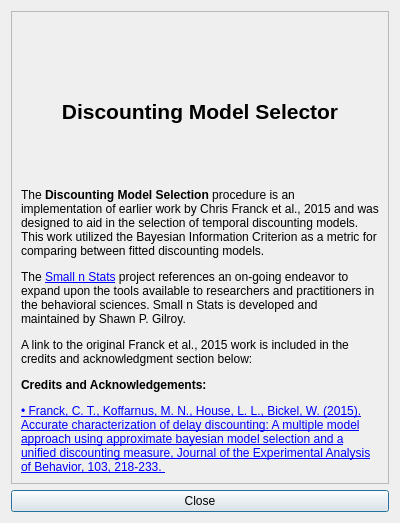
The window that creditsdialog.ui (miyamot0/DemandCalculatorQT) describes before a commit, drawn with Qt 5.
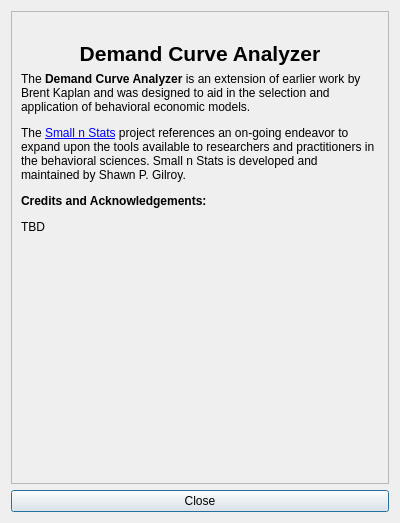
The same window after the commit. Icons and pictures are not drawn.

What changed in the file:
```diff
--- a/creditsdialog.ui
+++ b/creditsdialog.ui
@@ -27,8 +27,8 @@
        <rect>
         <x>0</x>
         <y>0</y>
-        <width>363</width>
-        <height>541</height>
+        <width>380</width>
+        <height>473</height>
        </rect>
       </property>
       <layout class="QVBoxLayout" name="verticalLayout_2">
@@ -58,7 +58,7 @@
        <item>
         <widget class="QLabel" name="label_4">
          <property name="text">
-          <string>&lt;html&gt;&lt;head/&gt;&lt;body&gt;&lt;p&gt;&lt;span style=&quot; font-size:16pt; font-weight:600;&quot;&gt;Discounting Model Selector&lt;/span&gt;&lt;/p&gt;&lt;/body&gt;&lt;/html&gt;</string>
+          <string>&lt;html&gt;&lt;head/&gt;&lt;body&gt;&lt;p&gt;&lt;span style=&quot; font-size:16pt; font-weight:600;&quot;&gt;Demand Curve Analyzer&lt;/span&gt;&lt;/p&gt;&lt;/body&gt;&lt;/html&gt;</string>
          </property>
          <property name="alignment">
           <set>Qt::AlignCenter</set>
@@ -74,13 +74,26 @@
        <item>
         <widget class="QLabel" name="label_2">
          <property name="text">
-          <string>&lt;html&gt;&lt;head/&gt;&lt;body&gt;&lt;p&gt;The &lt;span style=&quot; font-weight:600;&quot;&gt;Discounting Model Selection&lt;/span&gt; procedure is an implementation of earlier work by Chris Franck et al., 2015 and was designed to aid in the selection of temporal discounting models. This work utilized the Bayesian Information Criterion as a metric for comparing between fitted discounting models.&lt;/p&gt;&lt;p&gt;The &lt;a href=&quot;http://www.smallnstats.com&quot;&gt;&lt;span style=&quot; text-decoration: underline; color:#0000ff;&quot;&gt;Small n Stats&lt;/span&gt;&lt;/a&gt; project references an on-going endeavor to expand upon the tools available to researchers and practitioners in the behavioral sciences. Small n Stats is developed and maintained by Shawn P. Gilroy.&lt;/p&gt;&lt;p&gt;A link to the original Franck et al., 2015 work is included in the credits and acknowledgment section below:&lt;/p&gt;&lt;p&gt;&lt;span style=&quot; font-weight:600;&quot;&gt;Credits and Acknowledgements:&lt;/span&gt;&lt;/p&gt;&lt;p&gt;&lt;a href=&quot;http://onlinelibrary.wiley.com/doi/10.1002/jeab.128/abstract&quot;&gt;&lt;span style=&quot; text-decoration: underline; color:#0000ff;&quot;&gt;• Franck, C. T., Koffarnus, M. N., House, L. L., Bickel, W. (2015). Accurate characterization of delay discounting: A multiple model approach using approximate bayesian model selection and a unified discounting measure, Journal of the Experimental Analysis of Behavior, 103, 218-233. &lt;/span&gt;&lt;/a&gt;&lt;/p&gt;&lt;/body&gt;&lt;/html&gt;</string>
+          <string>&lt;html&gt;&lt;head/&gt;&lt;body&gt;&lt;p&gt;The &lt;span style=&quot; font-weight:600;&quot;&gt;Demand Curve Analyzer&lt;/span&gt; is an extension of earlier work by Brent Kaplan and was designed to aid in the selection and application of behavioral economic models. &lt;/p&gt;&lt;p&gt;The &lt;a href=&quot;http://www.smallnstats.com&quot;&gt;&lt;span style=&quot; text-decoration: underline; color:#0000ff;&quot;&gt;Small n Stats&lt;/span&gt;&lt;/a&gt; project references an on-going endeavor to expand upon the tools available to researchers and practitioners in the behavioral sciences. Small n Stats is developed and maintained by Shawn P. Gilroy.&lt;/p&gt;&lt;p&gt;&lt;span style=&quot; font-weight:600;&quot;&gt;Credits and Acknowledgements:&lt;/span&gt;&lt;/p&gt;&lt;p&gt;TBD&lt;/p&gt;&lt;/body&gt;&lt;/html&gt;</string>
          </property>
          <property name="wordWrap">
           <bool>true</bool>
          </property>
         </widget>
        </item>
+       <item>
+        <spacer name="verticalSpacer">
+         <property name="orientation">
+          <enum>Qt::Vertical</enum>
+         </property>
+         <property name="sizeHint" stdset="0">
+          <size>
+           <width>20</width>
+           <height>40</height>
+          </size>
+         </property>
+        </spacer>
+       </item>
       </layout>
      </widget>
     </widget>
```
